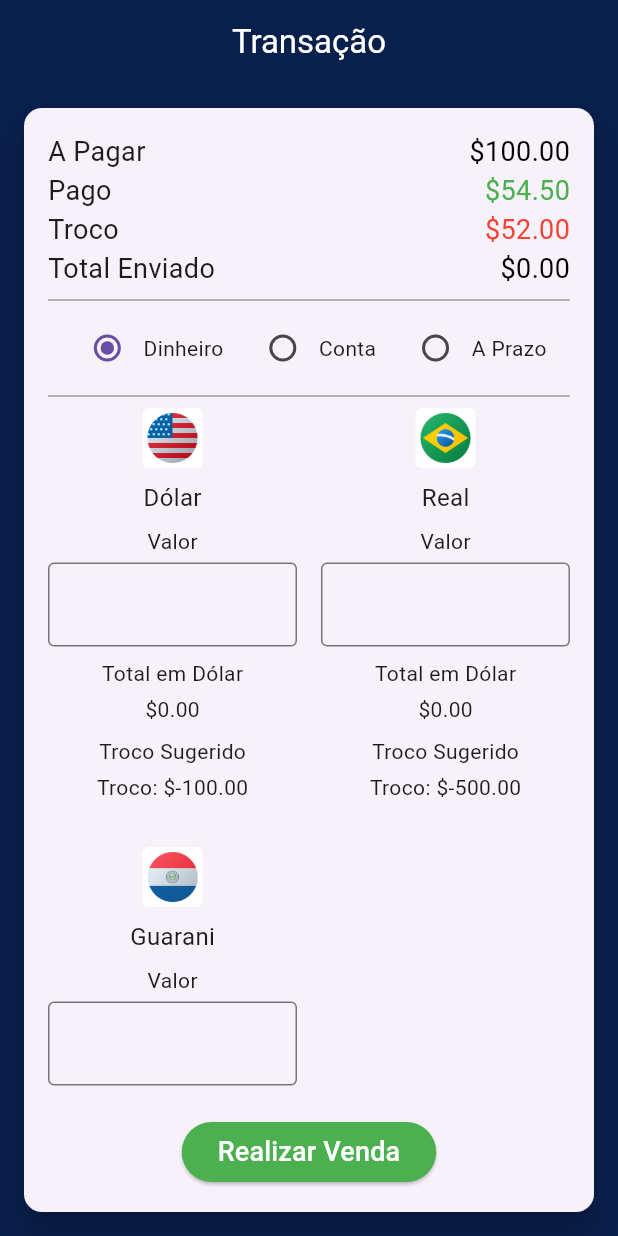
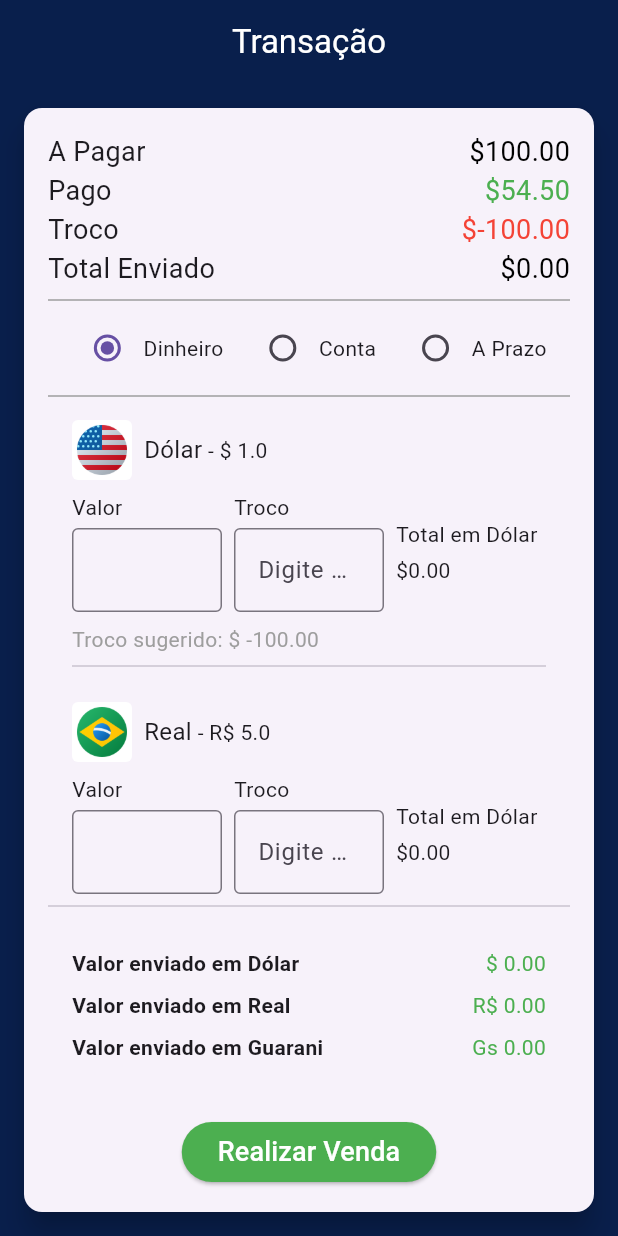
Before and after one commit to wladmyralmeida/quotation_widget, a Flutter app: the screen it shows after launch, on a phone screen of 412 x 824 dp. Run offline on Flutter 3.47's test engine with Material 3 defaults, Android fonts, the phone set to English and light mode, and no system bars.

Commit message:
feat(quotation_widget): updated layout 1.0

```diff
--- a/lib/main.dart
+++ b/lib/main.dart
@@ -1,4 +1,7 @@
 import 'package:flutter/material.dart';
+import 'payment_forms/payment_by_account.dart';
+import 'payment_forms/payment_by_cash.dart';
+import 'payment_forms/payment_by_installments.dart';
 
 void main() {
   runApp(const MyApp());
@@ -37,78 +40,9 @@ class ConfirmarMovimentacaoWidget extends StatefulWidget {
 
 class _ConfirmarMovimentacaoWidgetState
     extends State<ConfirmarMovimentacaoWidget> {
-  final Map<String, dynamic> currencies = {
-    'USD': {'label': 'Dólar', 'flag': 'assets/eua.png', 'rate': 1.0},
-    'BRL': {'label': 'Real', 'flag': 'assets/br.png', 'rate': 5.0},
-    'PYG': {'label': 'Guarani', 'flag': 'assets/gua.png', 'rate': 7000.0},
-  };
-
-  final Map<String, TextEditingController> controllers = {};
+  String? _selectedPaymentType = 'Dinheiro';
   double totalSent = 0.0;
   double amountDue = 100.0;
-
-  String? _selectedPaymentType = 'Dinheiro'; // Valor inicial
-  TextEditingController _transactionNumberController = TextEditingController();
-  TextEditingController _installmentController = TextEditingController();
-  TextEditingController _dueDateController = TextEditingController();
-
-  @override
-  void initState() {
-    super.initState();
-    currencies.forEach((key, _) {
-      controllers[key] = TextEditingController();
-    });
-  }
-
-  @override
-  void dispose() {
-    controllers.forEach((_, controller) => controller.dispose());
-    _transactionNumberController.dispose();
-    _installmentController.dispose();
-    _dueDateController.dispose();
-    super.dispose();
-  }
-
-  void _calculateTotal() {
-    double total = 0.0;
-    currencies.forEach((key, value) {
-      double rate = value['rate'];
-      double amount = double.tryParse(controllers[key]?.text ?? '0') ?? 0;
-      total += amount / rate;
-    });
-
-    setState(() {
-      totalSent = total;
-    });
-  }
-
-  void _showConfirmationDialog(BuildContext context) {
-    showDialog(
-      context: context,
-      builder: (BuildContext context) {
-        return AlertDialog(
-          title: const Text('Confirmação'),
-          content: Text(
-              'Você selecionou o método de pagamento: $_selectedPaymentType. Deseja confirmar a transação?'),
-          actions: [
-            TextButton(
-              onPressed: () => Navigator.of(context).pop(),
-              child: const Text('Cancelar'),
-            ),
-            TextButton(
-              onPressed: () {
-                Navigator.of(context).pop();
-                ScaffoldMessenger.of(context).showSnackBar(
-                  const SnackBar(content: Text('Transação confirmada!')),
-                );
-              },
-              child: const Text('Confirmar'),
-            ),
-          ],
-        );
-      },
-    );
-  }
 
   @override
   Widget build(BuildContext context) {
@@ -125,14 +59,18 @@ class _ConfirmarMovimentacaoWidgetState
             children: [
               _buildTransactionSummary(),
               const Divider(color: Colors.grey),
-              _buildPaymentOptions(), // Tipos de pagamento
+              _buildPaymentOptions(),
               const Divider(color: Colors.grey),
-              Expanded(
-                child:
-                    _buildConditionalFields(), // Exibe os campos com base na seleção
+              Expanded(child: _buildConditionalFields()),
+              const SizedBox(height: 16),
+              ElevatedButton(
+                style: ElevatedButton.styleFrom(backgroundColor: Colors.green),
+                onPressed: () => _showConfirmationDialog(context),
+                child: const Text(
+                  'Realizar Venda',
+                  style: TextStyle(fontSize: 18, color: Colors.white),
+                ),
               ),
-              const SizedBox(height: 16),
-              _buildConfirmButton(context),
             ],
           ),
         ),
@@ -146,10 +84,13 @@ class _ConfirmarMovimentacaoWidgetState
     return Column(
       crossAxisAlignment: CrossAxisAlignment.start,
       children: [
-        _TransactionDetail(label: 'A Pagar', value: '\$100.00'),
+        const _TransactionDetail(label: 'A Pagar', value: '\$100.00'),
+        const _TransactionDetail(
+            label: 'Pago', value: '\$54.50', color: Colors.green),
         _TransactionDetail(
-            label: 'Pago', value: '\$54.50', color: Colors.green),
-        _TransactionDetail(label: 'Troco', value: '\$52.00', color: Colors.red),
+            label: 'Troco',
+            value: '\$${change.toStringAsFixed(2)}',
+            color: Colors.red),
         _TransactionDetail(
             label: 'Total Enviado', value: '\$${totalSent.toStringAsFixed(2)}'),
       ],
@@ -185,149 +126,45 @@ class _ConfirmarMovimentacaoWidgetState
   }
 
   Widget _buildConditionalFields() {
-    if (_selectedPaymentType == 'Conta') {
-      return Column(
-        crossAxisAlignment: CrossAxisAlignment.start,
-        children: [
-          const Text('Número da Transação'),
-          TextField(
-            controller: _transactionNumberController,
-            decoration: const InputDecoration(
-              border: OutlineInputBorder(),
-            ),
-          ),
-        ],
-      );
-    } else if (_selectedPaymentType == 'A Prazo') {
-      return Column(
-        crossAxisAlignment: CrossAxisAlignment.start,
-        children: [
-          const Text('Número de Parcelas'),
-          TextField(
-            controller: _installmentController,
-            decoration: const InputDecoration(
-              border: OutlineInputBorder(),
-            ),
-          ),
-          const SizedBox(height: 8),
-          const Text('Vencimento'),
-          TextField(
-            controller: _dueDateController,
-            decoration: const InputDecoration(
-              border: OutlineInputBorder(),
-            ),
-          ),
-        ],
-      );
-    } else {
-      return _buildCurrencyGrid(); // Exibe o grid completo para pagamento em dinheiro
+    switch (_selectedPaymentType) {
+      case 'Conta':
+        return PaymentByAccount();
+      case 'A Prazo':
+        return PaymentByInstallments();
+      default:
+        return PaymentByCash(onTotalChange: (newTotal) {
+          setState(() {
+            totalSent = newTotal;
+          });
+        });
     }
   }
 
-  Widget _buildCurrencyGrid() {
-    return GridView.count(
-      crossAxisCount: 2,
-      crossAxisSpacing: 16.0,
-      mainAxisSpacing: 16.0,
-      childAspectRatio: 0.6,
-      children: currencies.entries.map((entry) {
-        String code = entry.key;
-        String label = entry.value['label'];
-        String flagPath = entry.value['flag'];
-        double rate = entry.value['rate'];
-        return _buildCurrencyBlock(code, label, flagPath, rate);
-      }).toList(),
-    );
-  }
-
-  Widget _buildCurrencyBlock(
-      String code, String label, String flagPath, double rate) {
-    return Column(
-      crossAxisAlignment: CrossAxisAlignment.center,
-      children: [
-        _buildFlagIcon(flagPath),
-        const SizedBox(height: 8),
-        Text(label, style: const TextStyle(fontSize: 16)),
-        const SizedBox(height: 8),
-        _buildLabeledField('Valor', _buildValueInput(controllers[code]!, rate)),
-        const SizedBox(height: 8),
-        _buildLabeledField(
-            'Total em Dólar', _buildCalculatedField(controllers[code]!, rate)),
-        const SizedBox(height: 8),
-        _buildLabeledField('Troco Sugerido', _buildSuggestedChangeField(rate)),
-      ],
-    );
-  }
-
-  Widget _buildLabeledField(String label, Widget field) {
-    return Column(
-      crossAxisAlignment: CrossAxisAlignment.center,
-      children: [
-        Text(label, style: const TextStyle(fontSize: 14)),
-        const SizedBox(height: 4),
-        field,
-      ],
-    );
-  }
-
-  Widget _buildFlagIcon(String flagPath) {
-    return Container(
-      width: 40,
-      height: 40,
-      decoration: BoxDecoration(
-        borderRadius: BorderRadius.circular(4),
-        color: Colors.white,
-      ),
-      child: Image.asset(
-        flagPath,
-        fit: BoxFit.contain,
-        errorBuilder: (context, error, stackTrace) =>
-            const Icon(Icons.flag, color: Colors.grey),
-      ),
-    );
-  }
-
-  Widget _buildValueInput(TextEditingController controller, double rate) {
-    return TextField(
-      controller: controller,
-      decoration: const InputDecoration(
-        border: OutlineInputBorder(),
-      ),
-      keyboardType: TextInputType.number,
-      onChanged: (value) => _calculateTotal(),
-    );
-  }
-
-  Widget _buildCalculatedField(TextEditingController controller, double rate) {
-    double value = double.tryParse(controller.text) ?? 0;
-    double equivalent = value / rate;
-
-    return Text(
-      '\$${equivalent.toStringAsFixed(2)}',
-      style: const TextStyle(fontSize: 14),
-    );
-  }
-
-  Widget _buildSuggestedChangeField(double rate) {
-    double change = totalSent - amountDue;
-    double suggestedChange = change * rate;
-
-    return Text(
-      'Troco: \$${suggestedChange.toStringAsFixed(2)}',
-      style: const TextStyle(fontSize: 14),
-    );
-  }
-
-  Widget _buildConfirmButton(BuildContext context) {
-    return ElevatedButton(
-      style: ElevatedButton.styleFrom(
-        backgroundColor: Colors.green,
-      ),
-      onPressed: () => _showConfirmationDialog(context),
-      child: const Text(
-        'Realizar Venda',
-        style: TextStyle(fontSize: 18, color: Colors.white),
-      ),
+  void _showConfirmationDialog(BuildContext context) {
+    showDialog(
+      context: context,
+      builder: (BuildContext context) {
+        return AlertDialog(
+          title: const Text('Confirmação'),
+          content: Text(
+              'Você selecionou o método de pagamento: $_selectedPaymentType. Deseja confirmar a transação?'),
+          actions: [
+            TextButton(
+              onPressed: () => Navigator.of(context).pop(),
+              child: const Text('Cancelar'),
+            ),
+            TextButton(
+              onPressed: () {
+                Navigator.of(context).pop();
+                ScaffoldMessenger.of(context).showSnackBar(
+                  const SnackBar(content: Text('Transação confirmada!')),
+                );
+              },
+              child: const Text('Confirmar'),
+            ),
+          ],
+        );
+      },
     );
   }
 }
--- /dev/null
+++ b/lib/payment_forms/payment_by_cash.dart
@@ -0,0 +1,214 @@
+import 'package:flutter/material.dart';
+
+class PaymentByCash extends StatefulWidget {
+  final ValueChanged<double> onTotalChange;
+
+  const PaymentByCash({super.key, required this.onTotalChange});
+
+  @override
+  _PaymentByCashState createState() => _PaymentByCashState();
+}
+
+class _PaymentByCashState extends State<PaymentByCash> {
+  final Map<String, dynamic> currencies = {
+    'USD': {'label': 'Dólar', 'flag': 'assets/eua.png', 'rate': 1.0},
+    'BRL': {'label': 'Real', 'flag': 'assets/br.png', 'rate': 5.0},
+    'PYG': {'label': 'Guarani', 'flag': 'assets/gua.png', 'rate': 7000.0},
+  };
+
+  final Map<String, TextEditingController> controllers = {};
+  double amountDue =
+      100.0; // Valor total a ser pago, usado para calcular troco sugerido
+
+  @override
+  void initState() {
+    super.initState();
+    currencies.forEach((key, _) {
+      controllers[key] = TextEditingController();
+    });
+  }
+
+  @override
+  void dispose() {
+    controllers.forEach((_, controller) => controller.dispose());
+    super.dispose();
+  }
+
+  void _calculateTotal() {
+    double total = 0.0;
+    currencies.forEach((key, value) {
+      double rate = value['rate'];
+      double amount = double.tryParse(controllers[key]?.text ?? '0') ?? 0;
+      total += amount / rate;
+    });
+    widget.onTotalChange(total);
+  }
+
+  double _calculateSuggestedChange(double amountSent, double rate) {
+    double equivalentInDollar = amountSent / rate;
+    return (equivalentInDollar - amountDue) * rate;
+  }
+
+  @override
+  Widget build(BuildContext context) {
+    return Column(
+      crossAxisAlignment: CrossAxisAlignment.start,
+      children: [
+        Expanded(
+          child: ListView(
+            children: currencies.entries.map((entry) {
+              String code = entry.key;
+              String label = entry.value['label'];
+              String flagPath = entry.value['flag'];
+              double rate = entry.value['rate'];
+              return _buildCurrencyBlock(code, label, flagPath, rate);
+            }).toList(),
+          ),
+        ),
+        const Divider(),
+        _buildSummarySection(),
+      ],
+    );
+  }
+
+  Widget _buildCurrencyBlock(
+      String code, String label, String flagPath, double rate) {
+    return Padding(
+      padding: const EdgeInsets.symmetric(vertical: 8.0, horizontal: 16.0),
+      child: Column(
+        crossAxisAlignment: CrossAxisAlignment.start,
+        children: [
+          Row(
+            children: [
+              _buildFlagIcon(flagPath),
+              const SizedBox(width: 8),
+              Text('$label', style: const TextStyle(fontSize: 16)),
+              Text(
+                  ' - ${code == 'USD' ? '\$' : code == 'BRL' ? 'R\$' : 'Gs'} $rate'),
+            ],
+          ),
+          const SizedBox(height: 8),
+          Row(
+            children: [
+              Expanded(
+                child: _buildLabeledField(
+                    'Valor', _buildValueInput(controllers[code]!)),
+              ),
+              const SizedBox(width: 8),
+              Expanded(
+                child: _buildLabeledField(
+                    'Troco', _buildChangeInput(controllers[code]!)),
+              ),
+              const SizedBox(width: 8),
+              Expanded(
+                child: _buildLabeledField(
+                  'Total em Dólar',
+                  _buildCalculatedField(controllers[code]!, rate),
+                ),
+              ),
+            ],
+          ),
+          const SizedBox(height: 8),
+          Text(
+            'Troco sugerido: ${code == 'USD' ? '\$' : code == 'BRL' ? 'R\$' : 'Gs'} ${_calculateSuggestedChange(double.tryParse(controllers[code]?.text ?? '0') ?? 0, rate).toStringAsFixed(2)}',
+            style: const TextStyle(color: Colors.grey),
+          ),
+          const Divider(),
+        ],
+      ),
+    );
+  }
+
+  Widget _buildLabeledField(String label, Widget field) {
+    return Column(
+      crossAxisAlignment: CrossAxisAlignment.start,
+      children: [
+        Text(label, style: const TextStyle(fontSize: 14)),
+        const SizedBox(height: 4),
+        field,
+      ],
+    );
+  }
+
+  Widget _buildFlagIcon(String flagPath) {
+    return Container(
+      width: 40,
+      height: 40,
+      decoration: BoxDecoration(
+        borderRadius: BorderRadius.circular(4),
+        color: Colors.white,
+      ),
+      child: Image.asset(
+        flagPath,
+        fit: BoxFit.contain,
+        errorBuilder: (context, error, stackTrace) =>
+            const Icon(Icons.flag, color: Colors.grey),
+      ),
+    );
+  }
+
+  Widget _buildValueInput(TextEditingController controller) {
+    return TextField(
+      controller: controller,
+      decoration: const InputDecoration(
+        border: OutlineInputBorder(),
+      ),
+      keyboardType: TextInputType.number,
+      onChanged: (value) => _calculateTotal(),
+    );
+  }
+
+  Widget _buildCalculatedField(TextEditingController controller, double rate) {
+    double value = double.tryParse(controller.text) ?? 0;
+    double equivalent = value / rate;
+
+    return Text(
+      '\$${equivalent.toStringAsFixed(2)}',
+      style: const TextStyle(fontSize: 14),
+    );
+  }
+
+  Widget _buildChangeInput(TextEditingController controller) {
+    return TextField(
+      controller: controller,
+      decoration: const InputDecoration(
+        border: OutlineInputBorder(),
+        hintText: 'Digite o troco',
+      ),
+      keyboardType: TextInputType.number,
+    );
+  }
+
+  Widget _buildSummarySection() {
+    return Padding(
+      padding: const EdgeInsets.all(16.0),
+      child: Column(
+        crossAxisAlignment: CrossAxisAlignment.start,
+        children: currencies.entries.map((entry) {
+          String code = entry.key;
+          String label = entry.value['label'];
+          double rate = entry.value['rate'];
+          double amountSent =
+              double.tryParse(controllers[code]?.text ?? '0') ?? 0;
+          return Padding(
+            padding: const EdgeInsets.symmetric(vertical: 4.0),
+            child: Row(
+              mainAxisAlignment: MainAxisAlignment.spaceBetween,
+              children: [
+                Text(
+                  'Valor enviado em $label',
+                  style: const TextStyle(
+                      fontSize: 14, fontWeight: FontWeight.bold),
+                ),
+                Text(
+                  '${code == 'USD' ? '\$' : code == 'BRL' ? 'R\$' : 'Gs'} ${amountSent.toStringAsFixed(2)}',
+                  style: const TextStyle(color: Colors.green, fontSize: 14),
+                ),
+              ],
+            ),
+          );
+        }).toList(),
+      ),
+    );
+  }
+}
--- a/pubspec.yaml
+++ b/pubspec.yaml
@@ -34,6 +34,7 @@ dependencies:
   # The following adds the Cupertino Icons font to your application.
   # Use with the CupertinoIcons class for iOS style icons.
   cupertino_icons: ^1.0.6
+  intl: ^0.19.0
 
 dev_dependencies:
   flutter_test:
```
Also changed, not shown: lib/payment_forms/payment_by_account.dart (added, +54 -0 lines), lib/payment_forms/payment_by_installments.dart (added, +98 -0 lines), pubspec.lock.
